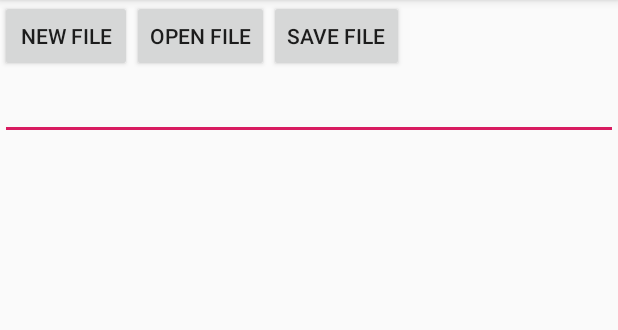
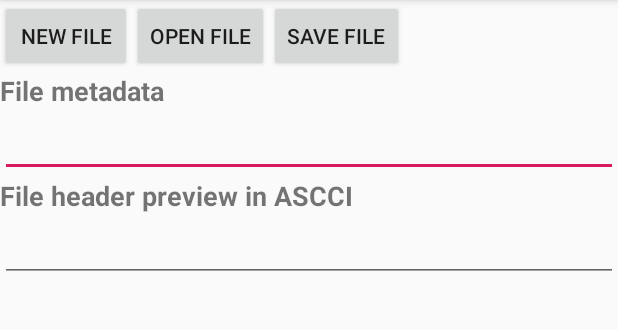
Before and after one commit to bacloud14/Datus, an Android app: the screen it shows after launch (StorageDemoActivity), on a phone screen of 412 x 824 dp, the part 84-414 px from its top. Run offline under Robolectric (Android 15) with nearby library versions, the light colour scheme and no system bars; libraries missing offline, so code that uses them is left out: org.apache.tika.

Commit message:
better output layout &&  read binary data

```diff
--- a/app/src/main/AndroidManifest.xml
+++ b/app/src/main/AndroidManifest.xml
@@ -6,10 +6,10 @@
         android:allowBackup="true"
         android:icon="@mipmap/ic_launcher"
         android:label="@string/app_name"
-        android:theme="@style/AppTheme" >
+        android:theme="@style/AppTheme">
         <activity
             android:name=".StorageDemoActivity"
-            android:label="@string/app_name" >
+            android:label="@string/app_name">
             <intent-filter>
                 <action android:name="android.intent.action.MAIN" />
 
--- a/app/src/main/res/layout/activity_storage_demo.xml
+++ b/app/src/main/res/layout/activity_storage_demo.xml
@@ -5,39 +5,68 @@
     tools:context=".StorageDemoActivity">
 
     <Button
+        android:id="@+id/button"
         android:layout_width="wrap_content"
         android:layout_height="wrap_content"
-        android:text="@string/new_string"
-        android:id="@+id/button"
+        android:layout_alignParentStart="true"
         android:layout_alignParentTop="true"
-        android:layout_alignParentStart="true"
-        android:onClick="newFile" />
+        android:onClick="newFile"
+        android:text="@string/new_string" />
 
     <Button
+        android:id="@+id/button2"
         android:layout_width="wrap_content"
         android:layout_height="wrap_content"
-        android:text="@string/open_string"
-        android:id="@+id/button2"
         android:layout_alignBottom="@+id/button"
         android:layout_toRightOf="@+id/button"
-        android:onClick="openFile" />
+        android:onClick="openFile"
+        android:text="@string/open_string" />
 
     <Button
+        android:id="@+id/button3"
         android:layout_width="wrap_content"
         android:layout_height="wrap_content"
-        android:text="@string/save_string"
-        android:id="@+id/button3"
         android:layout_alignParentTop="true"
         android:layout_toRightOf="@+id/button2"
-        android:onClick="saveFile" />
+        android:onClick="saveFile"
+        android:text="@string/save_string" />
+
+    <TextView
+        android:id="@+id/preview1"
+        android:layout_width="match_parent"
+        android:layout_height="wrap_content"
+        android:layout_below="@+id/button2"
+        android:text="File metadata"
+        android:textSize="18sp"
+        android:textStyle="bold" />
+
 
     <EditText
         android:id="@+id/fileText"
         android:layout_width="match_parent"
         android:layout_height="wrap_content"
+        android:layout_below="@+id/preview1"
         android:layout_alignParentLeft="true"
-        android:layout_below="@+id/button"
         android:inputType="textMultiLine"
-        android:scrollbars="vertical" />
+        android:scrollbars="vertical"
+        android:typeface="monospace" />
 
+    <TextView
+        android:id="@+id/preview2"
+        android:layout_width="match_parent"
+        android:layout_height="wrap_content"
+        android:layout_below="@+id/fileText"
+        android:text="File header preview in ASCCI"
+        android:textSize="18sp"
+        android:textStyle="bold" />
+
+    <EditText
+        android:id="@+id/fileText2"
+        android:layout_width="match_parent"
+        android:layout_height="wrap_content"
+        android:layout_below="@+id/preview2"
+        android:layout_alignParentLeft="true"
+        android:inputType="textMultiLine"
+        android:scrollbars="vertical"
+        android:typeface="monospace" />
 </RelativeLayout>
--- a/app/src/main/res/values/strings.xml
+++ b/app/src/main/res/values/strings.xml
@@ -1,7 +1,7 @@
 <?xml version="1.0" encoding="utf-8"?>
 <resources>
     <string name="new_string"> new file </string>
-    <string name="open_string" > open file </string>
-    <string name="save_string" > save file </string>
-    <string name="app_name" > Datus </string>
+    <string name="open_string"> open file </string>
+    <string name="save_string"> save file </string>
+    <string name="app_name"> Datus </string>
 </resources>
```
Also changed, not shown: app/src/main/java/com/example/datus/StorageDemoActivity.java (+69 -27 lines).
